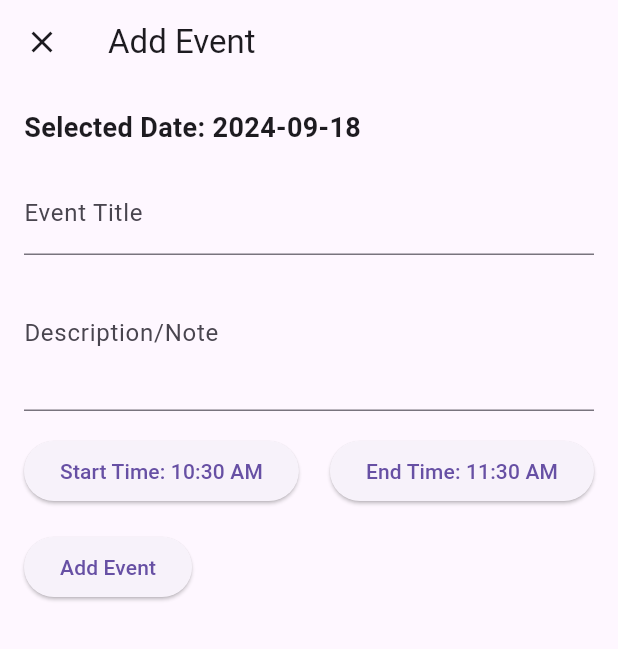
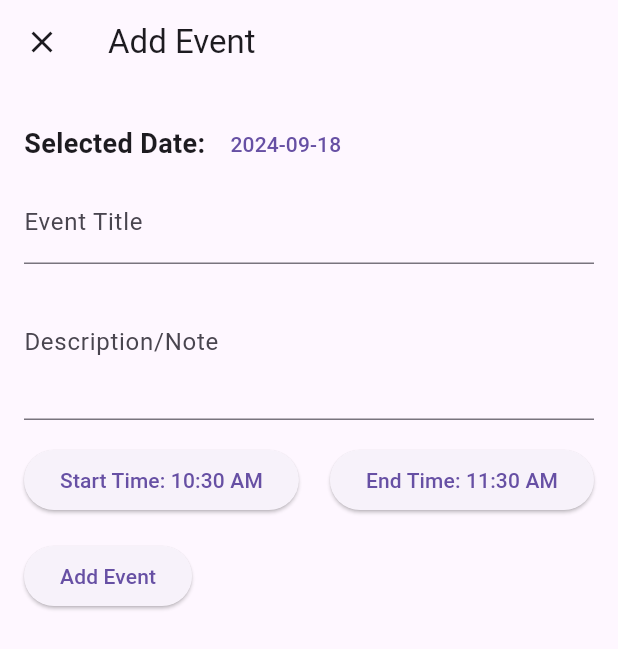
Before and after one commit to kk514k/calendar, a Flutter app: the screen it shows after launch, after a tap on the "add" icon, on a phone screen of 412 x 824 dp. Shown: the top 649 px of the screen. Run offline on Flutter 3.47's test engine with Material 3 defaults, Android fonts, the phone set to English and light mode, and no system bars; drawn by our look-alikes of calendar_view; our stand-ins replace flutter_local_notifications, flutter_timezone, timezone.

Commit message:
update edit page

```diff
--- a/lib/add_edit_event_page.dart
+++ b/lib/add_edit_event_page.dart
@@ -52,11 +52,31 @@ class _AddEditEventPageState extends State<AddEditEventPage> {
           child: Column(
             crossAxisAlignment: CrossAxisAlignment.start,
             children: [
-              Text(
-                'Selected Date: ${_date.toString().split(' ')[0]}',
-                style: TextStyle(fontSize: 18, fontWeight: FontWeight.bold),
+              Row(
+                children: [
+                  Text(
+                    'Selected Date: ',
+                    style: TextStyle(fontSize: 18, fontWeight: FontWeight.bold),
+                  ),
+                  TextButton(
+                    onPressed: () async {
+                      final newDate = await showDatePicker(
+                        context: context,
+                        initialDate: _date,
+                        firstDate: DateTime(2000),
+                        lastDate: DateTime(2100),
+                      );
+                      if (newDate != null) {
+                        setState(() {
+                          _date = newDate;
+                        });
+                      }
+                    },
+                    child: Text('${_date.toString().split(' ')[0]}'),
+                  ),
+                ],
               ),
-              SizedBox(height: 16),
+
               TextFormField(
                 initialValue: widget.eventToEdit?.title ?? '',
                 decoration: InputDecoration(labelText: 'Event Title'),
```
